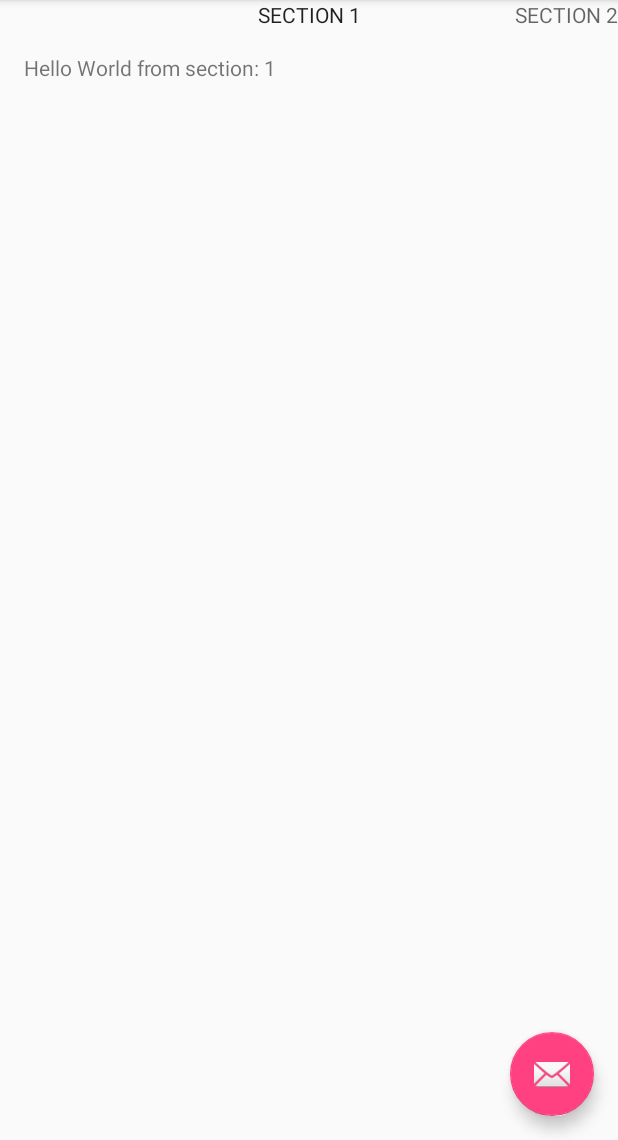
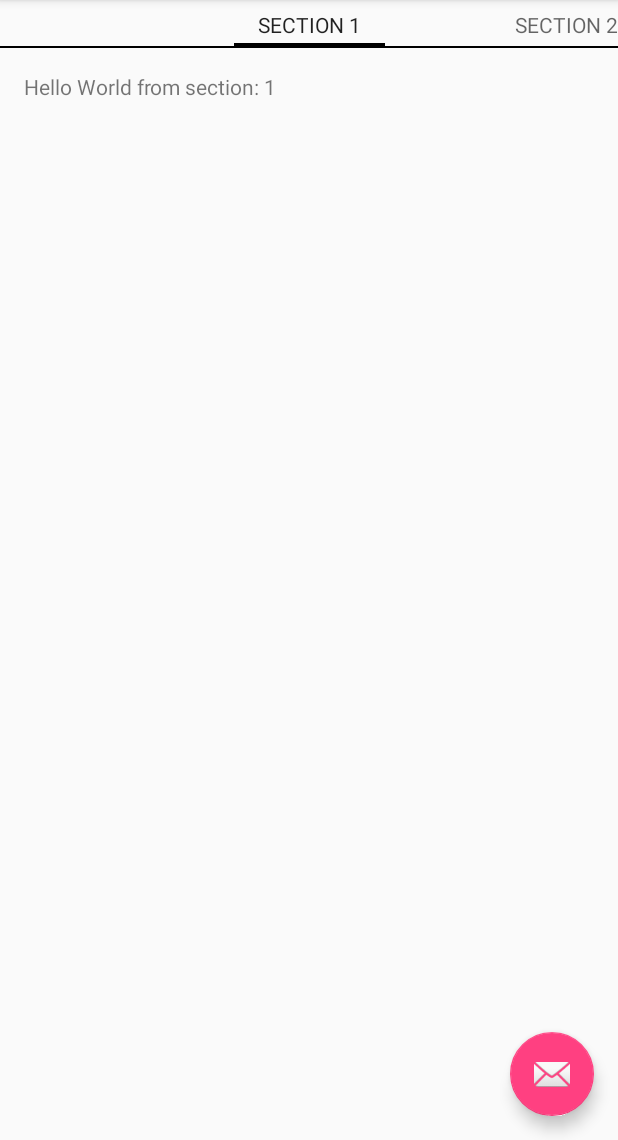
Before and after one commit to faychan/Navigation1, an Android app: the screen it shows after launch (MainActivity), on a phone screen of 412 x 824 dp, the part 96-1236 px from its top. Run offline under Robolectric (Android 15) with nearby library versions, the phone set to English and light mode, and no system bars.

Commit message:
- Swipe Views Change Fragment

```diff
--- a/app/src/main/res/layout/activity_main.xml
+++ b/app/src/main/res/layout/activity_main.xml
@@ -33,7 +33,7 @@
         android:layout_height="match_parent"
         app:layout_behavior="@string/appbar_scrolling_view_behavior">
 
-        <android.support.v4.view.PagerTitleStrip
+        <android.support.v4.view.PagerTabStrip
             android:layout_width="wrap_content"
             android:layout_height="wrap_content"/>
 
```
